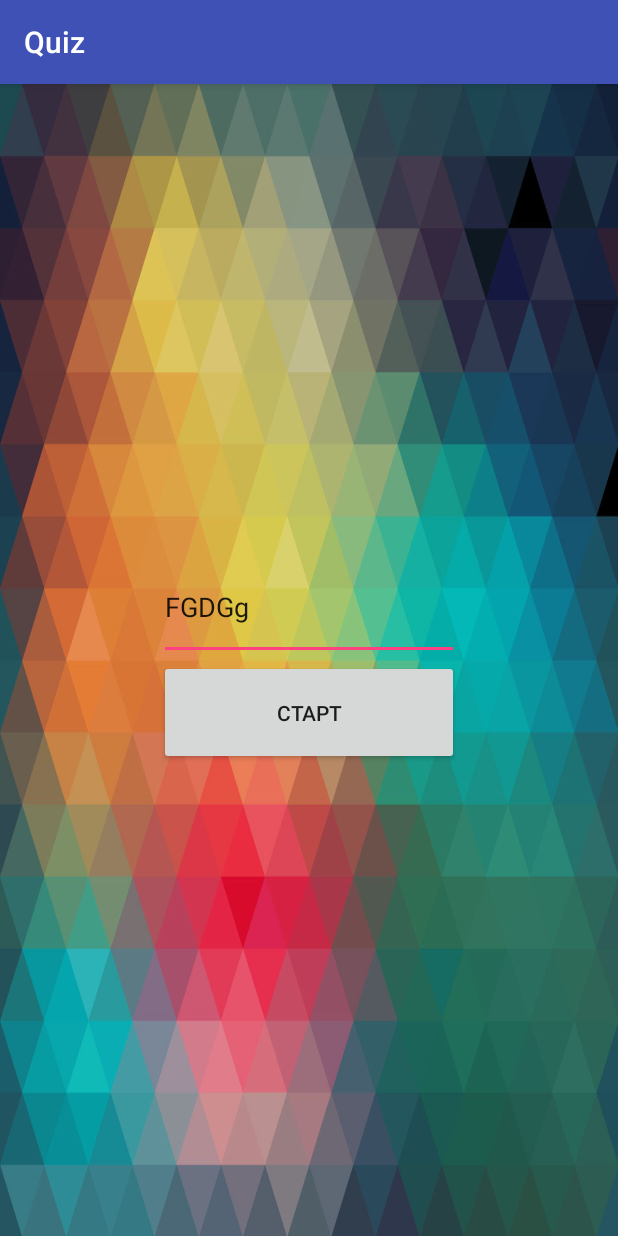
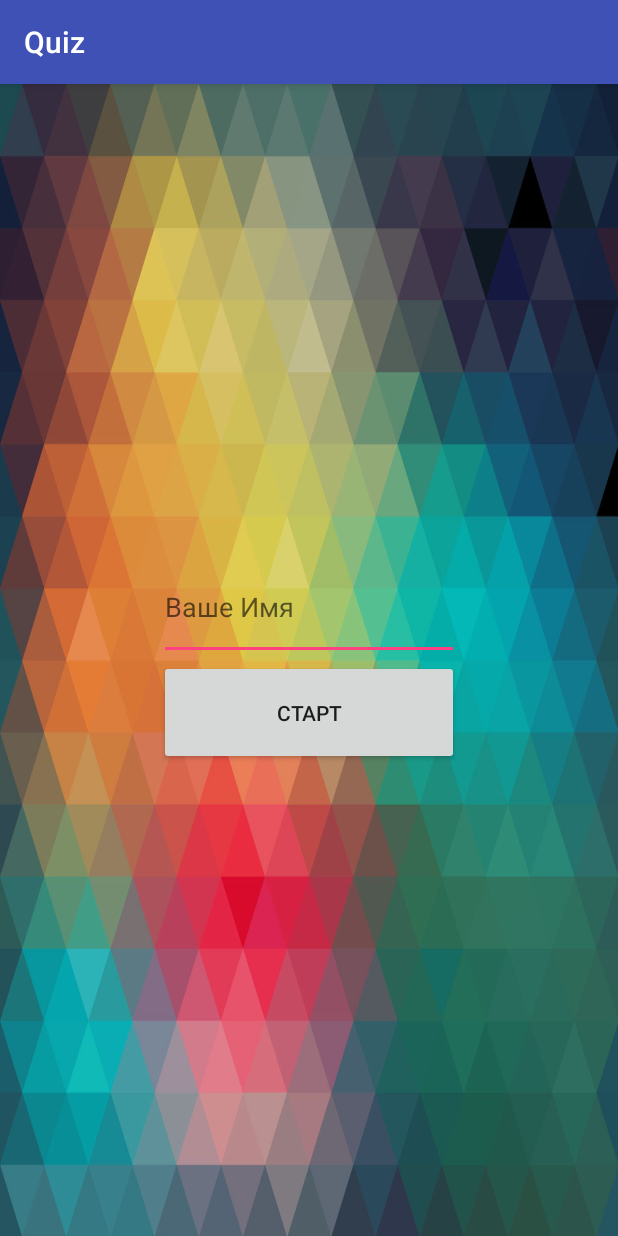
Before and after one commit to vandud/android_projects, an Android app: the screen it shows after launch (StartActivity), on a phone screen of 412 x 824 dp. Run offline under Robolectric (Android 15) with nearby library versions, the phone set to English and light mode, and no system bars.

Commit message:
вроде работает

```diff
--- a/Quiz/app/src/main/java/ru/vandud/quiz/ScoreActivity.java
+++ b/Quiz/app/src/main/java/ru/vandud/quiz/ScoreActivity.java
@@ -22,6 +22,6 @@ public class ScoreActivity extends AppCompatActivity {
         Intent intent = getIntent();
 
         name.setText(intent.getStringExtra("name"));
-        score.setText(intent.getStringExtra("countRightAns"));
+        score.setText(intent.getStringExtra("val"));
     }
 }
--- a/Quiz/app/src/main/res/layout/activity_score.xml
+++ b/Quiz/app/src/main/res/layout/activity_score.xml
@@ -9,7 +9,7 @@
         android:id="@+id/name"
         android:layout_width="match_parent"
         android:layout_height="wrap_content"
-        android:layout_alignParentTop="true"
+        android:layout_centerInParent="true"
         android:layout_marginTop="20dp"
         android:text="Name"
         android:textAlignment="center"
@@ -22,6 +22,7 @@
         android:layout_height="wrap_content"
         android:layout_below="@id/name"
         android:text="Score"
+        android:layout_marginTop="20dp"
         android:textAlignment="center"
         android:textSize="30dp"
         android:textColor="#fff"/>
--- a/Quiz/app/src/main/res/layout/activity_start.xml
+++ b/Quiz/app/src/main/res/layout/activity_start.xml
@@ -1,9 +1,8 @@
 <?xml version="1.0" encoding="utf-8"?>
-<RelativeLayout
-    xmlns:android="http://schemas.android.com/apk/res/android"
-    android:layout_width="match_parent"
+<RelativeLayout android:layout_width="match_parent"
     android:layout_height="match_parent"
-    android:background="@drawable/geometric">
+    android:background="@drawable/geometric"
+    xmlns:android="http://schemas.android.com/apk/res/android">
 
     <LinearLayout
         android:layout_height="150dp"
@@ -20,8 +19,7 @@
             android:layout_marginTop="5dp"
             android:hint="Ваше Имя"
 
-            android:text="FGDGg"
-
+            android:inputType="textPersonName"
             android:textColorLink="@android:color/darker_gray" />
 
         <Button
--- a/Quiz/build.gradle
+++ b/Quiz/build.gradle
@@ -5,7 +5,7 @@ buildscript {
         jcenter()
     }
     dependencies {
-        classpath 'com.android.tools.build:gradle:2.3.3'
+        classpath 'com.android.tools.build:gradle:3.0.0'
 
         // NOTE: Do not place your application dependencies here; they belong
         // in the individual module build.gradle files
```
Also changed, not shown: Quiz/app/src/main/java/ru/vandud/quiz/GameActivity.java (+16 -18 lines), Quiz/gradle/wrapper/gradle-wrapper.properties.
